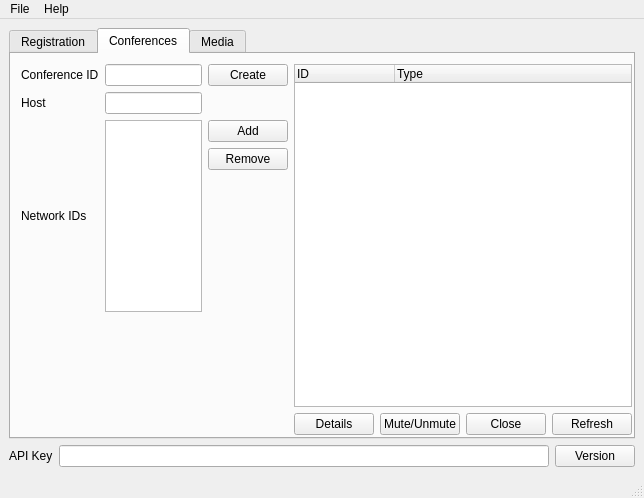
Qt form examples/telesocial-gui.ui (tylerwilson/Telesocial-SDK-Python) before a commit.
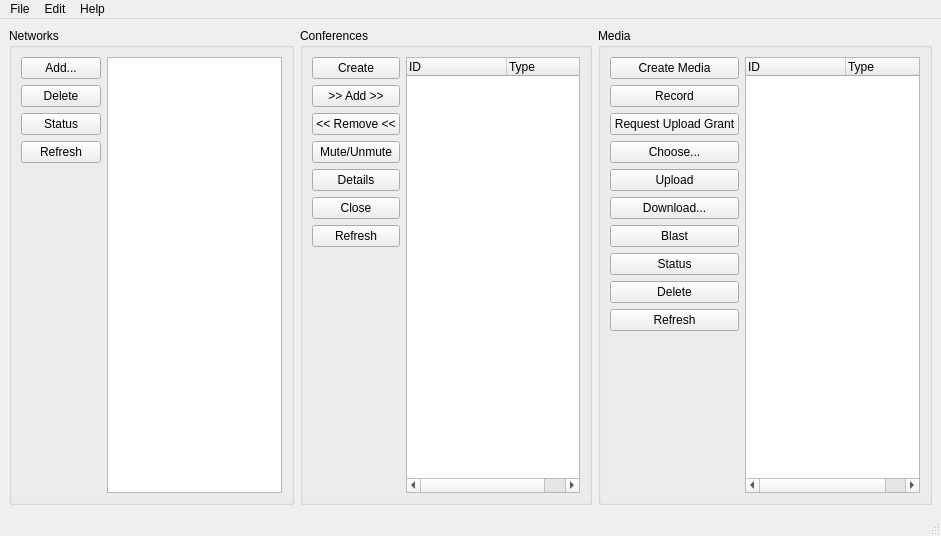
The same form after that commit. The open tabs and pages were chosen to show the change.

Commit message: - Bump version to something reasonable - Major layout changed in test GUI: everything visible in one window and no tabs. - Moved the API key setting to a Preferences dialog - Added an ini file to store API key and other values

Diff of the .ui file:
```diff
--- a/examples/telesocial-gui.ui
+++ b/examples/telesocial-gui.ui
@@ -6,265 +6,132 @@
    <rect>
     <x>0</x>
     <y>0</y>
-    <width>644</width>
-    <height>498</height>
+    <width>941</width>
+    <height>536</height>
    </rect>
   </property>
   <property name="windowTitle">
    <string>MainWindow</string>
   </property>
   <widget class="QWidget" name="centralwidget">
-   <layout class="QVBoxLayout" name="verticalLayout_2">
+   <layout class="QVBoxLayout" name="verticalLayout_3">
     <item>
-     <layout class="QVBoxLayout" name="verticalLayout" stretch="1,0">
+     <layout class="QHBoxLayout" name="horizontalLayout_5">
       <item>
-       <widget class="QTabWidget" name="tabWidget">
-        <property name="sizePolicy">
-         <sizepolicy hsizetype="Expanding" vsizetype="Preferred">
-          <horstretch>0</horstretch>
-          <verstretch>1</verstretch>
-         </sizepolicy>
+       <widget class="QGroupBox" name="groupBox">
+        <property name="title">
+         <string>Networks</string>
         </property>
-        <property name="currentIndex">
-         <number>2</number>
-        </property>
-        <widget class="QWidget" name="tab">
-         <attribute name="title">
-          <string>Registration</string>
-         </attribute>
-         <widget class="QWidget" name="horizontalLayoutWidget_2">
-          <property name="geometry">
-           <rect>
-            <x>10</x>
-            <y>3</y>
-            <width>581</width>
-            <height>341</height>
-           </rect>
-          </property>
-          <layout class="QHBoxLayout" name="horizontalLayout_2" stretch="1,1">
-           <property name="sizeConstraint">
-            <enum>QLayout::SetMaximumSize</enum>
-           </property>
+        <layout class="QVBoxLayout" name="verticalLayout_5">
+         <item>
+          <layout class="QHBoxLayout" name="horizontalLayout_6" stretch="0,0">
            <item>
-            <layout class="QGridLayout" name="gridLayout">
-             <item row="0" column="0">
-              <widget class="QLabel" name="label_2">
-               <property name="text">
-                <string>Network ID</string>
-               </property>
-              </widget>
-             </item>
-             <item row="0" column="1">
-              <widget class="QLineEdit" name="editNetworkID"/>
-             </item>
-             <item row="1" column="0">
-              <widget class="QLabel" name="label_3">
-               <property name="text">
-                <string>Phone</string>
-               </property>
-              </widget>
-             </item>
-             <item row="1" column="1">
-              <widget class="QLineEdit" name="editPhone"/>
-             </item>
-             <item row="1" column="2">
-              <widget class="QPushButton" name="buttonNetworkAdd">
-               <property name="text">
-                <string>Add</string>
-               </property>
-              </widget>
-             </item>
-             <item row="3" column="2">
-              <spacer name="verticalSpacer">
-               <property name="orientation">
-                <enum>Qt::Vertical</enum>
-               </property>
-               <property name="sizeHint" stdset="0">
-                <size>
-                 <width>20</width>
-                 <height>40</height>
-                </size>
-               </property>
-              </spacer>
-             </item>
-             <item row="3" column="3">
-              <spacer name="horizontalSpacer">
-               <property name="orientation">
-                <enum>Qt::Horizontal</enum>
-               </property>
-               <property name="sizeHint" stdset="0">
-                <size>
-                 <width>40</width>
-                 <height>20</height>
-                </size>
-               </property>
-              </spacer>
-             </item>
-             <item row="2" column="2">
+            <layout class="QVBoxLayout" name="verticalLayout">
+             <item>
               <widget class="QPushButton" name="buttonNetworkAdd2">
                <property name="text">
                 <string>Add...</string>
                </property>
               </widget>
              </item>
-             <item row="0" column="2">
-              <widget class="QPushButton" name="buttonNetworkStatus">
+             <item>
+              <widget class="QPushButton" name="buttonNetworkDelete">
                <property name="text">
-                <string>Status</string>
+                <string>Delete</string>
                </property>
               </widget>
              </item>
-            </layout>
-           </item>
-           <item>
-            <layout class="QGridLayout" name="gridLayout_2">
-             <item row="1" column="0">
+             <item>
               <widget class="QPushButton" name="buttonNetworkStatus1">
                <property name="text">
                 <string>Status</string>
                </property>
               </widget>
              </item>
-             <item row="1" column="2">
+             <item>
               <widget class="QPushButton" name="buttonNetworkRefresh">
                <property name="text">
                 <string>Refresh</string>
                </property>
               </widget>
              </item>
-             <item row="0" column="0" colspan="3">
-              <widget class="QListWidget" name="listNetworkIDs"/>
-             </item>
-             <item row="1" column="1">
-              <widget class="QPushButton" name="buttonNetworkDelete">
-               <property name="text">
-                <string>Delete</string>
+             <item>
+              <spacer name="verticalSpacer_5">
+               <property name="orientation">
+                <enum>Qt::Vertical</enum>
                </property>
-              </widget>
+               <property name="sizeHint" stdset="0">
+                <size>
+                 <width>20</width>
+                 <height>40</height>
+                </size>
+               </property>
+              </spacer>
              </item>
             </layout>
            </item>
+           <item>
+            <widget class="QListWidget" name="listNetworkIDs"/>
+           </item>
           </layout>
-         </widget>
-        </widget>
-        <widget class="QWidget" name="tab_2">
-         <attribute name="title">
-          <string>Conferences</string>
-         </attribute>
-         <widget class="QWidget" name="horizontalLayoutWidget_4">
-          <property name="geometry">
-           <rect>
-            <x>10</x>
-            <y>10</y>
-            <width>611</width>
-            <height>371</height>
-           </rect>
-          </property>
-          <layout class="QHBoxLayout" name="horizontalLayout_4" stretch="1,1">
+         </item>
+        </layout>
+       </widget>
+      </item>
+      <item>
+       <widget class="QGroupBox" name="groupBox_2">
+        <property name="sizePolicy">
+         <sizepolicy hsizetype="Preferred" vsizetype="Preferred">
+          <horstretch>0</horstretch>
+          <verstretch>0</verstretch>
+         </sizepolicy>
+        </property>
+        <property name="title">
+         <string>Conferences</string>
+        </property>
+        <layout class="QVBoxLayout" name="verticalLayout_6">
+         <item>
+          <layout class="QHBoxLayout" name="horizontalLayout_7" stretch="0,0">
            <property name="sizeConstraint">
             <enum>QLayout::SetMaximumSize</enum>
            </property>
            <item>
-            <layout class="QGridLayout" name="gridLayout_5">
-             <item row="0" column="0">
-              <widget class="QLabel" name="label_6">
-               <property name="text">
-                <string>Conference ID</string>
-               </property>
-              </widget>
-             </item>
-             <item row="0" column="1">
-              <widget class="QLineEdit" name="editConferenceID"/>
-             </item>
-             <item row="1" column="1">
-              <widget class="QLineEdit" name="editConferenceNetworkID"/>
-             </item>
-             <item row="4" column="2">
-              <spacer name="verticalSpacer_3">
-               <property name="orientation">
-                <enum>Qt::Vertical</enum>
-               </property>
-               <property name="sizeHint" stdset="0">
-                <size>
-                 <width>20</width>
-                 <height>40</height>
-                </size>
-               </property>
-              </spacer>
-             </item>
-             <item row="4" column="3">
-              <spacer name="horizontalSpacer_3">
-               <property name="orientation">
-                <enum>Qt::Horizontal</enum>
-               </property>
-               <property name="sizeHint" stdset="0">
-                <size>
-                 <width>40</width>
-                 <height>20</height>
-                </size>
-               </property>
-              </spacer>
-             </item>
-             <item row="0" column="2">
+            <layout class="QVBoxLayout" name="verticalLayout_2">
+             <item>
               <widget class="QPushButton" name="buttonConferenceCreate">
                <property name="text">
                 <string>Create</string>
                </property>
               </widget>
              </item>
-             <item row="2" column="1">
-              <widget class="QListWidget" name="listNetworkIDs2"/>
+             <item>
+              <widget class="QPushButton" name="buttonConferenceAdd">
+               <property name="text">
+                <string>&gt;&gt; Add &gt;&gt;</string>
+               </property>
+              </widget>
              </item>
-             <item row="2" column="2">
-              <layout class="QVBoxLayout" name="verticalLayout_3">
-               <item>
-                <widget class="QPushButton" name="buttonConferenceAdd">
-                 <property name="text">
-                  <string>Add</string>
-                 </property>
-                </widget>
-               </item>
-               <item>
-                <widget class="QPushButton" name="buttonConferenceRemove">
-                 <property name="text">
-                  <string>Remove</string>
-                 </property>
-                </widget>
-               </item>
-               <item>
-                <spacer name="verticalSpacer_4">
-                 <property name="orientation">
-                  <enum>Qt::Vertical</enum>
-                 </property>
-                 <property name="sizeHint" stdset="0">
-                  <size>
-                   <width>20</width>
-                   <height>40</height>
-                  </size>
-                 </property>
-                </spacer>
-               </item>
-              </layout>
-             </item>
-             <item row="2" column="0">
-              <widget class="QLabel" name="label_8">
+             <item>
+              <widget class="QPushButton" name="buttonConferenceRemove">
                <property name="text">
-                <string>Network IDs</string>
+                <string>&lt;&lt; Remove &lt;&lt;</string>
                </property>
               </widget>
              </item>
-             <item row="1" column="0">
-              <widget class="QLabel" name="label_7">
+             <item>
+              <widget class="QPushButton" name="buttonMute">
+               <property name="sizePolicy">
+                <sizepolicy hsizetype="Expanding" vsizetype="Fixed">
+                 <horstretch>0</horstretch>
+                 <verstretch>0</verstretch>
+                </sizepolicy>
+               </property>
                <property name="text">
-                <string>Host</string>
+                <string>Mute/Unmute</string>
                </property>
               </widget>
              </item>
-            </layout>
-           </item>
-           <item>
-            <layout class="QGridLayout" name="gridLayout_6">
-             <item row="1" column="0">
+             <item>
               <widget class="QPushButton" name="buttonConferenceDetails">
                <property name="sizePolicy">
                 <sizepolicy hsizetype="Expanding" vsizetype="Fixed">
@@ -277,20 +144,7 @@
                </property>
               </widget>
              </item>
-             <item row="1" column="3">
-              <widget class="QPushButton" name="buttonConferenceRefresh">
-               <property name="sizePolicy">
-                <sizepolicy hsizetype="Expanding" vsizetype="Fixed">
-                 <horstretch>0</horstretch>
-                 <verstretch>0</verstretch>
-                </sizepolicy>
-               </property>
-               <property name="text">
-                <string>Refresh</string>
-               </property>
-              </widget>
-             </item>
-             <item row="1" column="2">
+             <item>
               <widget class="QPushButton" name="buttonConferenceClose">
                <property name="sizePolicy">
                 <sizepolicy hsizetype="Expanding" vsizetype="Fixed">
@@ -303,8 +157,8 @@
                </property>
               </widget>
              </item>
-             <item row="1" column="1">
-              <widget class="QPushButton" name="buttonMute">
+             <item>
+              <widget class="QPushButton" name="buttonConferenceRefresh">
                <property name="sizePolicy">
                 <sizepolicy hsizetype="Expanding" vsizetype="Fixed">
                  <horstretch>0</horstretch>
@@ -312,62 +166,12 @@
                 </sizepolicy>
                </property>
                <property name="text">
-                <string>Mute/Unmute</string>
+                <string>Refresh</string>
                </property>
               </widget>
              </item>
-             <item row="0" column="0" colspan="4">
-              <widget class="QTreeWidget" name="listConferenceIDs">
-               <property name="rootIsDecorated">
-                <bool>false</bool>
-               </property>
-               <property name="columnCount">
-                <number>2</number>
-               </property>
-               <column>
-                <property name="text">
-                 <string>ID</string>
-                </property>
-               </column>
-               <column>
-                <property name="text">
-                 <string>Type</string>
-                </property>
-               </column>
-              </widget>
-             </item>
-            </layout>
-           </item>
-          </layout>
-         </widget>
-        </widget>
-        <widget class="QWidget" name="tab_3">
-         <attribute name="title">
-          <string>Media</string>
-         </attribute>
-         <widget class="QWidget" name="horizontalLayoutWidget_3">
-          <property name="geometry">
-           <rect>
-            <x>10</x>
-            <y>10</y>
-            <width>581</width>
-            <height>341</height>
-           </rect>
-          </property>
-          <layout class="QHBoxLayout" name="horizontalLayout_3" stretch="0,1">
-           <property name="sizeConstraint">
-            <enum>QLayout::SetMaximumSize</enum>
-           </property>
-           <item>
-            <layout class="QGridLayout" name="gridLayout_3">
-             <item row="0" column="1">
-              <widget class="QLineEdit" name="editMediaID"/>
-             </item>
-             <item row="1" column="1">
-              <widget class="QLineEdit" name="editPhone_2"/>
-             </item>
-             <item row="7" column="2">
-              <spacer name="verticalSpacer_2">
+             <item>
+              <spacer name="verticalSpacer_4">
                <property name="orientation">
                 <enum>Qt::Vertical</enum>
                </property>
@@ -379,82 +183,86 @@
                </property>
               </spacer>
              </item>
-             <item row="7" column="3">
-              <spacer name="horizontalSpacer_2">
-               <property name="orientation">
-                <enum>Qt::Horizontal</enum>
-               </property>
-               <property name="sizeHint" stdset="0">
-                <size>
-                 <width>40</width>
-                 <height>20</height>
-                </size>
-               </property>
-              </spacer>
-             </item>
-             <item row="0" column="0">
+            </layout>
+           </item>
+           <item>
+            <widget class="QTreeWidget" name="listConferenceIDs">
+             <property name="rootIsDecorated">
+              <bool>false</bool>
+             </property>
+             <property name="columnCount">
+              <number>2</number>
+             </property>
+             <column>
+              <property name="text">
+               <string>ID</string>
+              </property>
+             </column>
+             <column>
+              <property name="text">
+               <string>Type</string>
+              </property>
+             </column>
+            </widget>
+           </item>
+          </layout>
+         </item>
+        </layout>
+       </widget>
+      </item>
+      <item>
+       <widget class="QGroupBox" name="groupBox_3">
+        <property name="title">
+         <string>Media</string>
+        </property>
+        <layout class="QVBoxLayout" name="verticalLayout_7">
+         <item>
+          <layout class="QHBoxLayout" name="horizontalLayout_8" stretch="0,0">
+           <item>
+            <layout class="QVBoxLayout" name="verticalLayout_4">
+             <item>
               <widget class="QPushButton" name="buttonMediaCreate">
                <property name="text">
                 <string>Create Media</string>
                </property>
               </widget>
              </item>
-             <item row="1" column="2">
+             <item>
               <widget class="QPushButton" name="buttonMediaRecord">
                <property name="text">
                 <string>Record</string>
                </property>
               </widget>
              </item>
-             <item row="1" column="0">
-              <widget class="QLabel" name="label_4">
-               <property name="text">
-                <string>Network ID</string>
-               </property>
-              </widget>
-             </item>
-             <item row="2" column="0">
+             <item>
               <widget class="QPushButton" name="buttonUploadGrant">
                <property name="text">
                 <string>Request Upload Grant</string>
                </property>
               </widget>
              </item>
-             <item row="2" column="1">
-              <widget class="QLineEdit" name="editUploadGrant"/>
-             </item>
-             <item row="3" column="0">
-              <widget class="QLabel" name="label_5">
-               <property name="text">
-                <string>MP3 File to upload</string>
-               </property>
-              </widget>
-             </item>
-             <item row="3" column="1">
-              <widget class="QLineEdit" name="editMediaFile"/>
-             </item>
-             <item row="3" column="2">
+             <item>
               <widget class="QPushButton" name="buttonMediaChoose">
                <property name="text">
                 <string>Choose...</string>
                </property>
               </widget>
              </item>
-             <item row="4" column="0">
+             <item>
               <widget class="QPushButton" name="buttonMediaUpload">
                <property name="text">
                 <string>Upload</string>
                </property>
               </widget>
              </item>
-             <item row="4" column="2">
+             <item>
               <widget class="QPushButton" name="buttonMediaDownload">
                <property name="text">
                 <string>Download...</string>
                </property>
               </widget>
              </item>
-             <item row="5" column="2">
+             <item>
               <widget class="QPushButton" name="buttonMediaBlast">
                <property name="toolTip">
                 <string>Choose a Network ID in Registration, a Media ID, and Blast away.</string>
@@ -464,94 +272,70 @@
                </property>
               </widget>
              </item>
-            </layout>
-           </item>
-           <item>
-            <layout class="QGridLayout" name="gridLayout_4">
-             <item row="1" column="0">
+             <item>
               <widget class="QPushButton" name="buttonMediaStatus">
                <property name="text">
                 <string>Status</string>
                </property>
               </widget>
              </item>
-             <item row="1" column="2">
-              <widget class="QPushButton" name="buttonMediaRefresh">
-               <property name="text">
-                <string>Refresh</string>
-               </property>
-              </widget>
-             </item>
-             <item row="1" column="1">
+             <item>
               <widget class="QPushButton" name="buttonMediaDelete">
                <property name="text">
                 <string>Delete</string>
                </property>
               </widget>
              </item>
-             <item row="0" column="0" colspan="3">
-              <widget class="QTreeWidget" name="listMediaIDs">
-               <property name="toolTip">
-                <string>Type is u(ploaded) or r(ecorded)</string>
+             <item>
+              <widget class="QPushButton" name="buttonMediaRefresh">
+               <property name="text">
+                <string>Refresh</string>
                </property>
-               <property name="rootIsDecorated">
-                <bool>false</bool>
-               </property>
-               <property name="columnCount">
-                <number>2</number>
-               </property>
-               <column>
-                <property name="text">
-                 <string>ID</string>
-                </property>
-               </column>
-               <column>
-                <property name="text">
-                 <string>Type</string>
-                </property>
-               </column>
               </widget>
              </item>
+             <item>
+              <spacer name="verticalSpacer_2">
+               <property name="orientation">
+                <enum>Qt::Vertical</enum>
+               </property>
+               <property name="sizeHint" stdset="0">
+                <size>
+                 <width>20</width>
+                 <height>40</height>
+                </size>
+               </property>
+              </spacer>
+             </item>
             </layout>
            </item>
+           <item>
+            <widget class="QTreeWidget" name="listMediaIDs">
+             <property name="toolTip">
+              <string>Type is u(ploaded) or r(ecorded)</string>
+             </property>
+             <property name="rootIsDecorated">
+              <bool>false</bool>
+             </property>
+             <property name="columnCount">
+              <number>2</number>
+             </property>
+             <column>
+              <property name="text">
+               <string>ID</string>
+              </property>
+             </column>
+             <column>
+              <property name="text">
+               <string>Type</string>
+              </property>
+             </column>
+            </widget>
+           </item>
           </layout>
-         </widget>
-        </widget>
+         </item>
+        </layout>
        </widget>
       </item>
-      <item>
-       <layout class="QHBoxLayout" name="horizontalLayout" stretch="0,0,0">
-        <property name="spacing">
-         <number>6</number>
-        </property>
-        <property name="sizeConstraint">
-         <enum>QLayout::SetDefaultConstraint</enum>
-        </property>
-        <item>
-         <widget class="QLabel" name="label">
-          <property name="sizePolicy">
-           <sizepolicy hsizetype="Preferred" vsizetype="Preferred">
-            <horstretch>0</horstretch>
-            <verstretch>1</verstretch>
-           </sizepolicy>
-          </property>
-          <property name="text">
-           <string>API Key</string>
-          </property>
-         </widget>
-        </item>
-        <item>
-         <widget class="QLineEdit" name="editAPIKey"/>
-        </item>
-        <item>
-         <widget class="QPushButton" name="buttonVersion">
-          <property name="text">
-           <string>Version</string>
-          </property>
-         </widget>
-        </item>
-       </layout>
-      </item>
      </layout>
     </item>
    </layout>
@@ -561,7 +345,7 @@
     <rect>
      <x>0</x>
      <y>0</y>
-     <width>644</width>
+     <width>941</width>
      <height>21</height>
     </rect>
    </property>
@@ -577,7 +361,15 @@
     </property>
     <addaction name="actionAbout"/>
    </widget>
+   <widget class="QMenu" name="menuEdit">
+    <property name="title">
+     <string>Edit</string>
+    </property>
+    <addaction name="separator"/>
+    <addaction name="actionPreferences"/>
+   </widget>
    <addaction name="menuFile"/>
+   <addaction name="menuEdit"/>
    <addaction name="menuHelp"/>
   </widget>
   <widget class="QStatusBar" name="statusbar"/>
@@ -591,6 +383,11 @@
     <string>About...</string>
    </property>
   </action>
+  <action name="actionPreferences">
+   <property name="text">
+    <string>Preferences...</string>
+   </property>
+  </action>
  </widget>
  <resources/>
  <connections/>
```
The commit also changes 4 other files.
